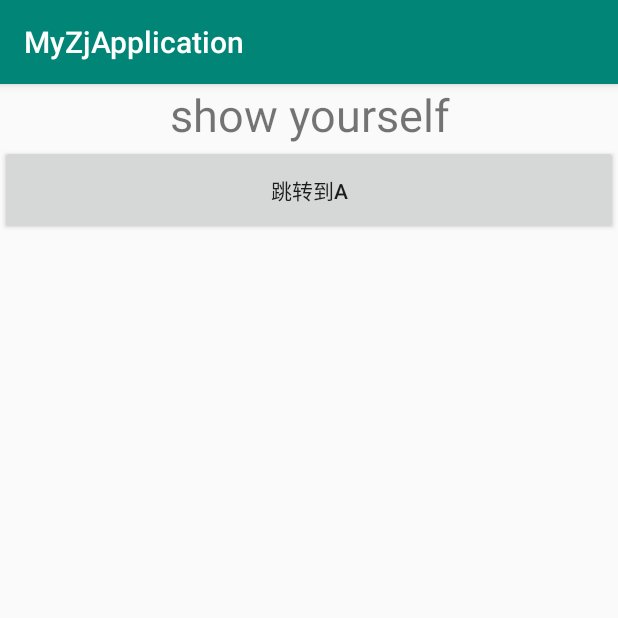
After one commit to baobeinet521/MyZjApplication, an Android app: the ShowActivity screen opened directly, with no data from a screen before it, on a phone screen of 412 x 824 dp, the top half of it. The commit adds this screen. Run offline under Robolectric (Android 15) with nearby library versions, the phone set to English and light mode, and no system bars; libraries missing offline, so code that uses them is left out: com.billy.cc.

Commit message:
通过CC组件实现组件之间的activity相互跳转

```diff
--- a/app/build.gradle
+++ b/app/build.gradle
@@ -1,4 +1,7 @@
 apply plugin: 'com.android.application'
+
+ext.mainApp = true //标记为主app module
+apply from: rootProject.file('cc-settings-2.gradle')
 android {
     compileSdkVersion 28
     defaultConfig {
@@ -24,5 +27,6 @@ dependencies {
     testImplementation 'junit:junit:4.12'
     androidTestImplementation 'com.android.support.test:runner:1.0.2'
     androidTestImplementation 'com.android.support.test.espresso:espresso-core:3.0.2'
-    implementation project(':minelibrary')
+//    implementation project(':minelibrary')
+    addComponent 'minelibrary' //会默认添加依赖：project(':demo_component_a')
 }
--- a/app/src/main/AndroidManifest.xml
+++ b/app/src/main/AndroidManifest.xml
@@ -16,6 +16,8 @@
                 <category android:name="android.intent.category.LAUNCHER" />
             </intent-filter>
         </activity>
+        <activity android:name=".ShowActivity"></activity>
+        <activity android:name=".SecondActivity"></activity>
     </application>
 
 </manifest>
--- /dev/null
+++ b/app/src/main/java/com/myzjapplication/ShowActivity.java
@@ -0,0 +1,38 @@
+package com.myzjapplication;
+
+import android.os.Bundle;
+import android.support.annotation.Nullable;
+import android.support.v7.app.AppCompatActivity;
+import android.view.View;
+import android.widget.Button;
+import android.widget.Toast;
+
+import com.billy.cc.core.component.CC;
+import com.billy.cc.core.component.CCResult;
+import com.billy.cc.core.component.IComponentCallback;
+
+public class ShowActivity extends AppCompatActivity {
+    private Button mJumpBtn;
+    @Override
+    protected void onCreate(@Nullable Bundle savedInstanceState) {
+        super.onCreate(savedInstanceState);
+        setContentView(R.layout.show_layout);
+        mJumpBtn = findViewById(R.id.jump_to_a);
+        mJumpBtn.setOnClickListener(new View.OnClickListener() {
+            @Override
+            public void onClick(View v) {
+                String callId = CC.obtainBuilder("ComponentMine")
+                        .setActionName("ActivityA")
+                        .build()
+                        .callAsyncCallbackOnMainThread(new IComponentCallback() {
+                            @Override
+                            public void onResult(CC cc, CCResult result) {
+                                //此onResult在主线程中运行
+                                String toast = "showActivity " + (result.isSuccess() ? "success" : "failed");
+                                Toast.makeText(ShowActivity.this, toast, Toast.LENGTH_SHORT).show();
+                            }
+                        });
+            }
+        });
+    }
+}
--- a/app/src/main/res/layout/activity_main.xml
+++ b/app/src/main/res/layout/activity_main.xml
@@ -6,10 +6,11 @@
     android:layout_height="match_parent"
     tools:context=".MainActivity">
 
-    <TextView
+    <Button
+        android:id="@+id/goto_show"
         android:layout_width="wrap_content"
         android:layout_height="wrap_content"
-        android:text="Hello World!"
+        android:text="去show页面"
         app:layout_constraintBottom_toBottomOf="parent"
         app:layout_constraintLeft_toLeftOf="parent"
         app:layout_constraintRight_toRightOf="parent"
--- /dev/null
+++ b/app/src/main/res/layout/show_layout.xml
@@ -0,0 +1,21 @@
+<?xml version="1.0" encoding="utf-8"?>
+<LinearLayout
+    xmlns:android="http://schemas.android.com/apk/res/android"
+    android:layout_width="match_parent"
+    android:layout_height="match_parent"
+    android:orientation="vertical">
+
+    <TextView
+        android:layout_width="match_parent"
+        android:layout_height="wrap_content"
+        android:textSize="30dp"
+        android:gravity="center"
+        android:text="show yourself"/>
+
+    <Button
+        android:id="@+id/jump_to_a"
+        android:layout_width="match_parent"
+        android:layout_height="60dp"
+        android:text="跳转到a"/>
+
+</LinearLayout>
--- a/build.gradle
+++ b/build.gradle
@@ -11,6 +11,7 @@ buildscript {
 
         // NOTE: Do not place your application dependencies here; they belong
         // in the individual module build.gradle files
+        classpath 'com.billy.android:cc-register:1.1.1' //使用最新版
     }
 }
 
--- a/minelibrary/src/main/debug/AndroidManifest.xml
+++ b/minelibrary/src/main/debug/AndroidManifest.xml
@@ -1,15 +1,15 @@
 <?xml version="1.0" encoding="utf-8"?>
-<manifest xmlns:android="http://schemas.android.com/apk/res/android"
-    package="com.minelibrary">
+<manifest xmlns:android="http://schemas.android.com/apk/res/android">
 
     <application
+        android:name="MineDebugApplication"
         android:allowBackup="true"
         android:icon="@mipmap/ic_launcher"
         android:label="@string/app_name"
         android:roundIcon="@mipmap/ic_launcher_round"
         android:supportsRtl="true"
         android:theme="@style/AppTheme">
-        <activity android:name=".MineActivity">
+        <activity android:name="MineDebugActivity">
             <intent-filter>
                 <action android:name="android.intent.action.MAIN" />
 
```
Also changed, not shown: app/src/main/java/com/myzjapplication/ComponentMain.java (added, +32 -0 lines), app/src/main/java/com/myzjapplication/MainActivity.java (+12 -0 lines), app/src/main/java/com/myzjapplication/SecondActivity.java (added, +13 -0 lines), app/src/main/res/layout/second_layout.xml (added, +14 -0 lines), cc-settings-2.gradle (added, +29 -0 lines), minelibrary/build.gradle (+10 -5 lines), minelibrary/src/main/AndroidManifest.xml (+6 -1 lines), minelibrary/src/main/debug/java/MineDebugActivity.java (added, +14 -0 lines), minelibrary/src/main/debug/java/MineDebugApplication.java (added, +14 -0 lines), minelibrary/src/main/java/com/minelibrary/ActivityA.java (added, +38 -0 lines), minelibrary/src/main/java/com/minelibrary/ComponentMine.java (added, +32 -0 lines), minelibrary/src/main/res/layout/a_acticity.xml (added, +19 -0 lines).
